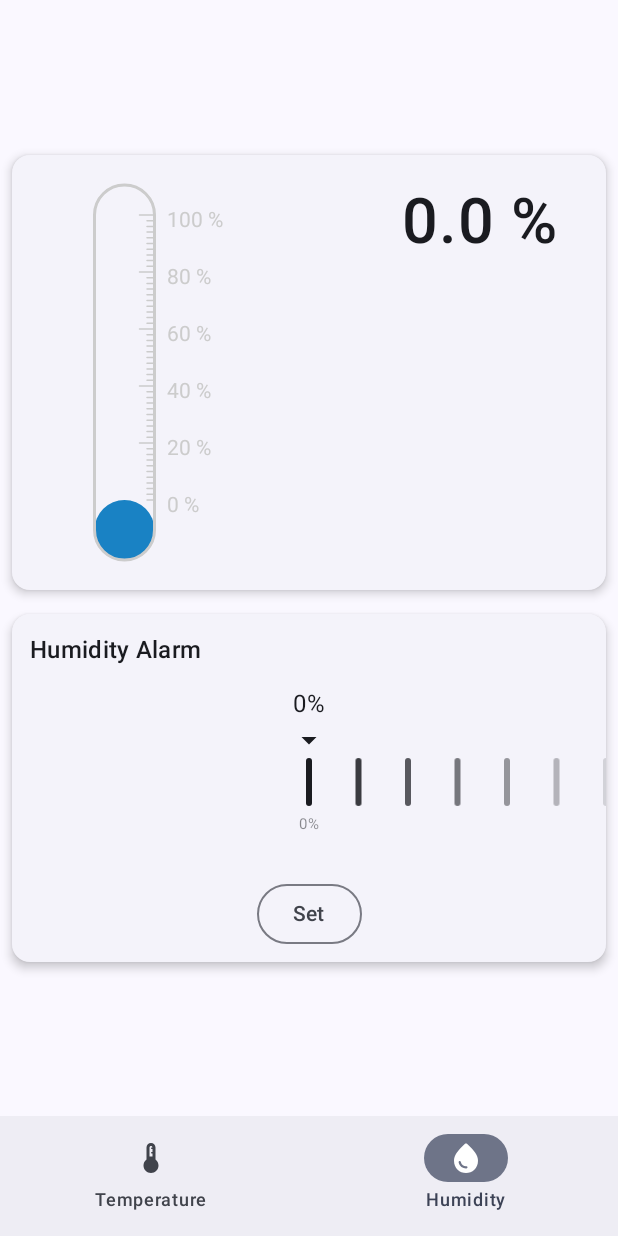
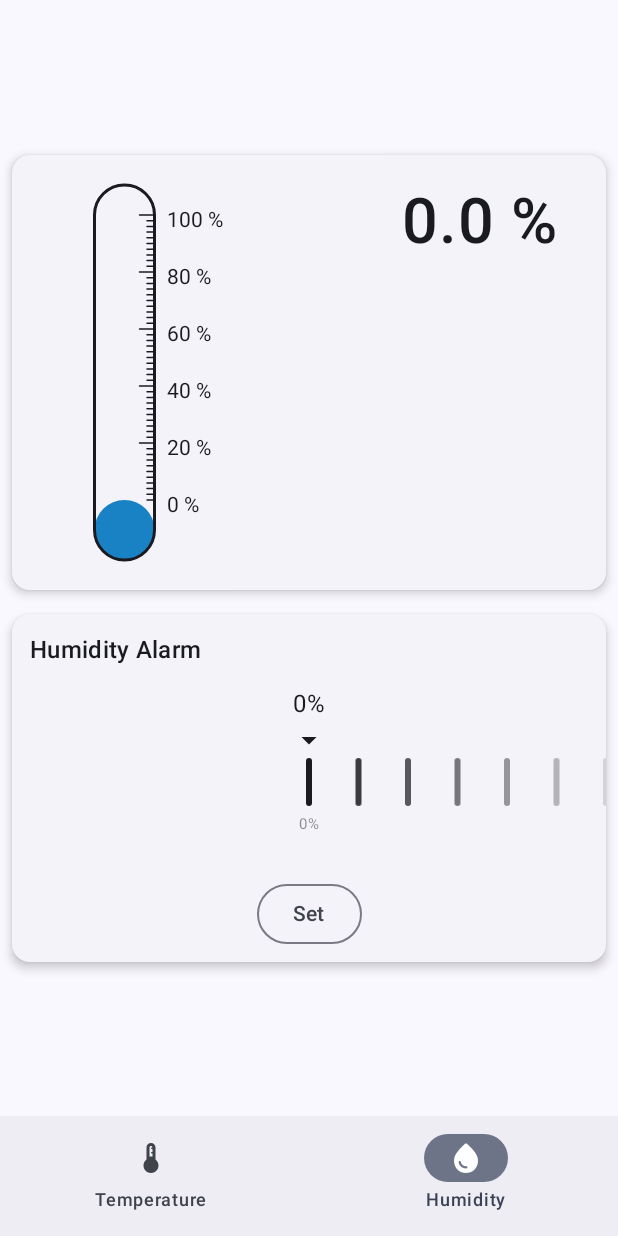
Before and after one commit to Ramink78/Thermometer, an Android app built with Jetpack Compose: the screen it shows after launch (MainActivity), item 2 of the bottom bar chosen, on a phone screen of 412 x 824 dp. Run offline under Robolectric (Android 15) with nearby library versions, the phone set to English and light mode, and no system bars; our stand-ins replace Dagger/Hilt's generated code, Room's generated code; libraries missing offline, so code that uses them is left out: io.github.jan.supabase; 8 statements that could not run were skipped.

Commit message:
fix colors

```diff
--- a/app/src/main/java/rk/thermometer/ui/component/HumidityMeter.kt
+++ b/app/src/main/java/rk/thermometer/ui/component/HumidityMeter.kt
@@ -36,7 +36,8 @@ import kotlin.math.roundToInt
 @Composable
 fun HumidityMeter(
     modifier: Modifier = Modifier,
-    humidity: Float = 0f
+    humidity: Float = 0f,
+    outlineColor:Color
 ) {
     var oldHumidity by remember {
         mutableFloatStateOf(humidity)
@@ -70,7 +71,8 @@ fun HumidityMeter(
             ) {
             drawHumidityOutline(
                 textMeasurer = textMeasurer,
-                humidity = humState.value
+                humidity = humState.value,
+                outlineColor=outlineColor
             )
 
         }
@@ -80,7 +82,8 @@ fun HumidityMeter(
 
 private fun DrawScope.drawHumidityOutline(
     textMeasurer: TextMeasurer,
-    humidity: Float = 0f
+    humidity: Float = 0f,
+    outlineColor: Color= Color.DarkGray
 ) {
     val barHeight = size.height
     val division = 2
@@ -103,7 +106,7 @@ private fun DrawScope.drawHumidityOutline(
     )
     drawRoundRect(
         topLeft = topLeft,
-        color = Color.LightGray,
+        color = outlineColor,
         size = Size(40.dp.toPx(), size.height),
         style = Stroke(width = 2.dp.toPx()),
         cornerRadius = CornerRadius(size.width / 2, size.width / 2)
@@ -113,7 +116,7 @@ private fun DrawScope.drawHumidityOutline(
         val start = rulerRect.topRight + Offset(x = 0f, y = unitHeight * unit)
         val end = start.copy(x = start.x - lineLength)
         drawLine(
-            Color.LightGray,
+            outlineColor,
             start = start,
             end = end,
             strokeWidth = 1.dp.toPx(),
@@ -126,7 +129,7 @@ private fun DrawScope.drawHumidityOutline(
                 text = "${maxHumidity - unit * division} %",
                 topLeft = start + Offset(x = 8.dp.toPx(), -5.dp.toPx()),
                 style = TextStyle(
-                    color = Color.LightGray
+                    color = outlineColor
                 )
             )
         }
@@ -165,6 +168,6 @@ private fun DrawScope.drawHumidityFill(
 @Composable
 private fun HumidityStatPreview() {
     ThermometerTheme {
-        HumidityMeter()
+        HumidityMeter(outlineColor = Color.DarkGray)
     }
 }
--- a/app/src/main/java/rk/thermometer/ui/component/TemperatureMeter.kt
+++ b/app/src/main/java/rk/thermometer/ui/component/TemperatureMeter.kt
@@ -48,7 +48,8 @@ fun TemperatureMeter(
     modifier: Modifier = Modifier,
     minTemp: Int = -40,
     maxTemp: Int = 80,
-    temperature: Float = 0f
+    temperature: Float = 0f,
+    outlineColor: Color= Color.LightGray
 ) {
     var oldTemperature by remember {
         mutableFloatStateOf(temperature)
@@ -115,7 +116,8 @@ fun TemperatureMeter(
                 columnRight = columnRight,
                 bottomRect = bottomRect,
                 smallArcRadius = smallArcRadius,
-                tempDiv = 5
+                tempDiv = 5,
+                outlineColor = outlineColor
             )
         }
     }
@@ -147,7 +149,8 @@ private fun DrawScope.drawThermometer(
     temperature: Float,
     columnRight: Float,
     bottomRect: Rect,
-    smallArcRadius: Float
+    smallArcRadius: Float,
+    outlineColor: Color
 ) {
     val topOfMeter = Offset(
         x = columnRight + 8.dp.toPx(),
@@ -170,7 +173,8 @@ private fun DrawScope.drawThermometer(
     )
     drawThermometerPath(
         outlinePath,
-        strokeWidth = 2.dp
+        strokeWidth = 2.dp,
+        outlineColor = outlineColor
     )
     drawRuler(
         top = topOfMeter,
@@ -178,7 +182,9 @@ private fun DrawScope.drawThermometer(
         textMeasurer = textMeasurer,
         minTemp = minTemp,
         maxTemp = maxTemp,
-        tempDiv = tempDiv
+        tempDiv = tempDiv,
+        outlineColor = outlineColor,
+        textColor = outlineColor
     )
 
 
@@ -189,15 +195,14 @@ private fun DrawScope.drawRuler(
     minTemp: Int = -40,
     maxTemp: Int = 80,
     tempDiv: Int = 2,
-    verticalLineColor: Color = Color.LightGray,
     verticalLineWidth: Dp = 2.dp,
     horizontalLineHeight: Dp = 2.dp,
-    horizontalLineColor: Color = Color.LightGray,
     top: Offset,
     bottom: Offset,
     textMeasurer: TextMeasurer,
     textColor: Color = Color.LightGray,
-    textSize: TextUnit = 13.sp
+    textSize: TextUnit = 13.sp,
+    outlineColor: Color
 ) {
     val height = (bottom.y - top.y)
     val tempRange = abs(minTemp) + abs(maxTemp)
@@ -205,7 +210,7 @@ private fun DrawScope.drawRuler(
     for (step in 0..tempUnits) {
         val length = if (step % 5 == 0) 8.dp else 4.dp
         drawLine(
-            color = horizontalLineColor,
+            color = outlineColor,
             start = bottom - Offset(x = 0f, y = (step * (height / tempUnits))),
             end = bottom - Offset(
                 x = -length.toPx(), y = (step * (height / tempUnits))
@@ -230,7 +235,7 @@ private fun DrawScope.drawRuler(
 
     }
     drawLine(
-        color = verticalLineColor,
+        color = outlineColor,
         start = top,
         end = bottom,
         cap = StrokeCap.Round,
@@ -310,10 +315,11 @@ fun DrawScope.thermometerOutlinePath(
 
 fun DrawScope.drawThermometerPath(
     path: Path,
+    outlineColor: Color,
     strokeWidth: Dp = Dp.Hairline
 ) {
     drawPath(
-        path = path, Color.LightGray, style = Stroke(
+        path = path, outlineColor, style = Stroke(
             cap = StrokeCap.Round,
             width = strokeWidth.toPx()
         )
--- a/app/src/main/java/rk/thermometer/ui/humidity/HumidityScreen.kt
+++ b/app/src/main/java/rk/thermometer/ui/humidity/HumidityScreen.kt
@@ -48,7 +48,8 @@ private fun HumidityScreenStateless(
                 horizontalArrangement = Arrangement.SpaceBetween
             ) {
                 HumidityMeter(
-                    humidity = humidity
+                    humidity = humidity,
+                    outlineColor = MaterialTheme.colorScheme.onSurface
                 )
                 Text(
                     modifier = Modifier.padding(end = 32.dp),
--- a/app/src/main/java/rk/thermometer/ui/temperature/TemperatureScreen.kt
+++ b/app/src/main/java/rk/thermometer/ui/temperature/TemperatureScreen.kt
@@ -51,7 +51,8 @@ private fun TemperatureScreenStateless(
                 horizontalArrangement = Arrangement.SpaceBetween
             ) {
                 TemperatureMeter(
-                    temperature = temperature
+                    temperature = temperature,
+                    outlineColor = MaterialTheme.colorScheme.onSurface
                 )
                 Text(
                     modifier = Modifier.padding(end = 32.dp),
```
